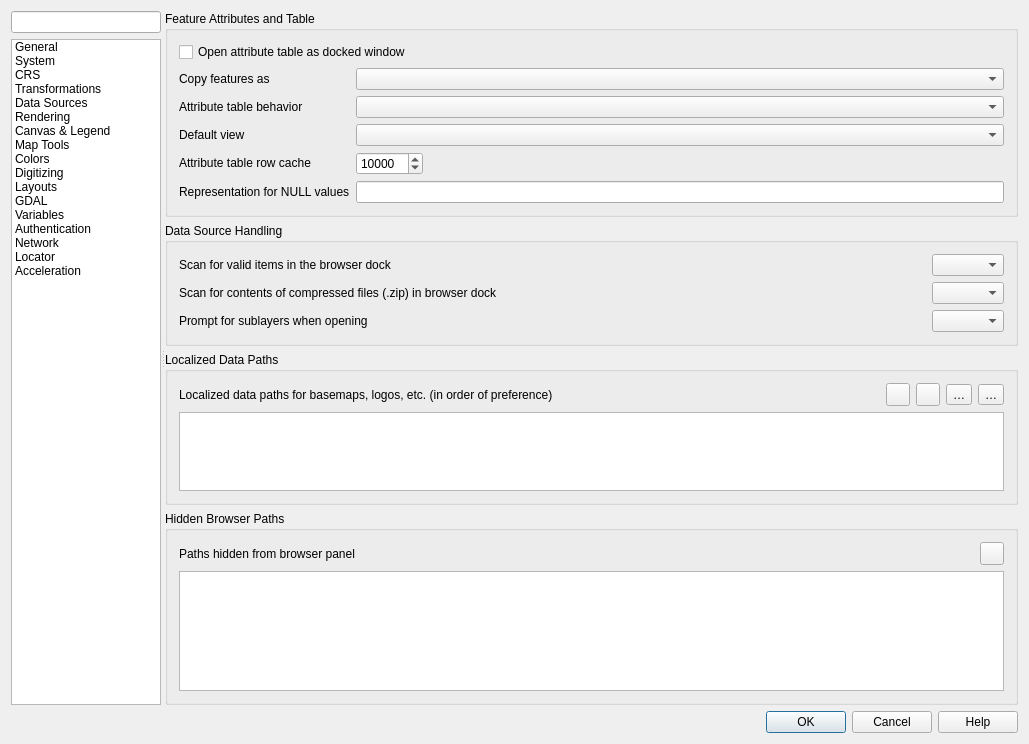
The window that src/ui/qgsoptionsbase.ui (qgis/QGIS) describes before a commit, drawn with Qt 5.
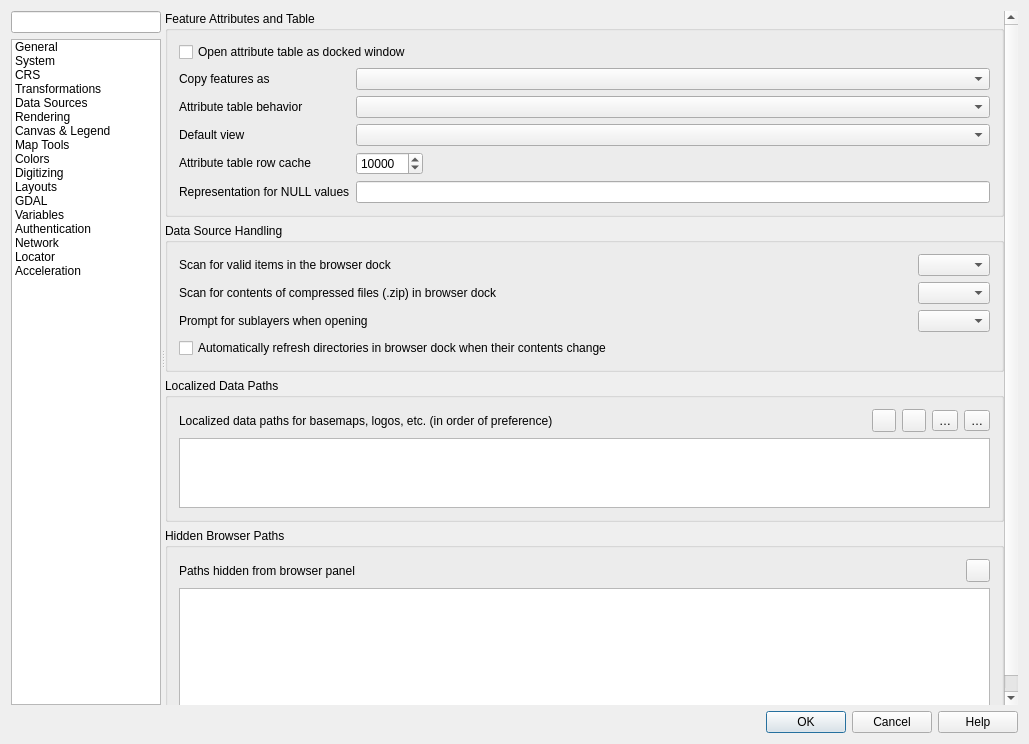
The same window after the commit. The open tabs and pages were chosen to show the change. Icons and pictures are not drawn. Custom widgets are drawn as their Qt base class.

Commit message:
[browser] Add global option to disable monitoring of directories
Allows users to manually opt-out of monitoring directories in
the browser by default, and also provides a mechanism for
enterprise installs to disable this potentially unwanted behavior.

```diff
--- a/src/ui/qgsoptionsbase.ui
+++ b/src/ui/qgsoptionsbase.ui
@@ -2191,6 +2191,13 @@
                     </property>
                    </widget>
                   </item>
+                  <item row="3" column="0" colspan="3">
+                   <widget class="QCheckBox" name="mCheckMonitorDirectories">
+                    <property name="text">
+                     <string>Automatically refresh directories in browser dock when their contents change</string>
+                    </property>
+                   </widget>
+                  </item>
                  </layout>
                 </widget>
                </item>
```
Left out of the diff: 48 changed lines with no effect on the pictures. The commit also changes 8 other files.
